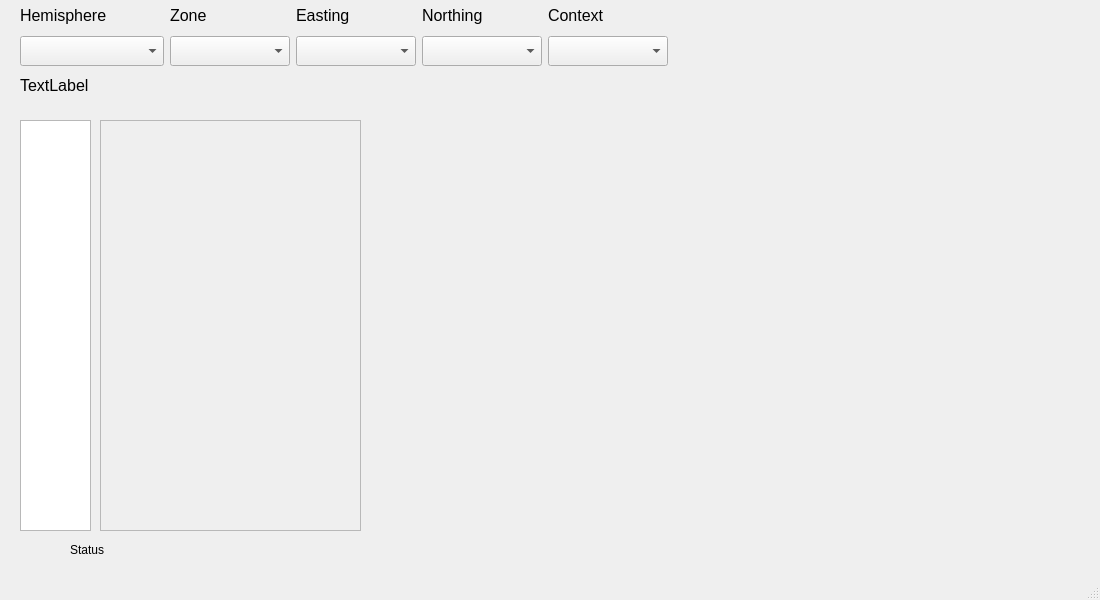
This is qtcreator/MainWindow.ui in ggetzie/APSAP as Qt 5 draws it before an edit. The edited form follows.
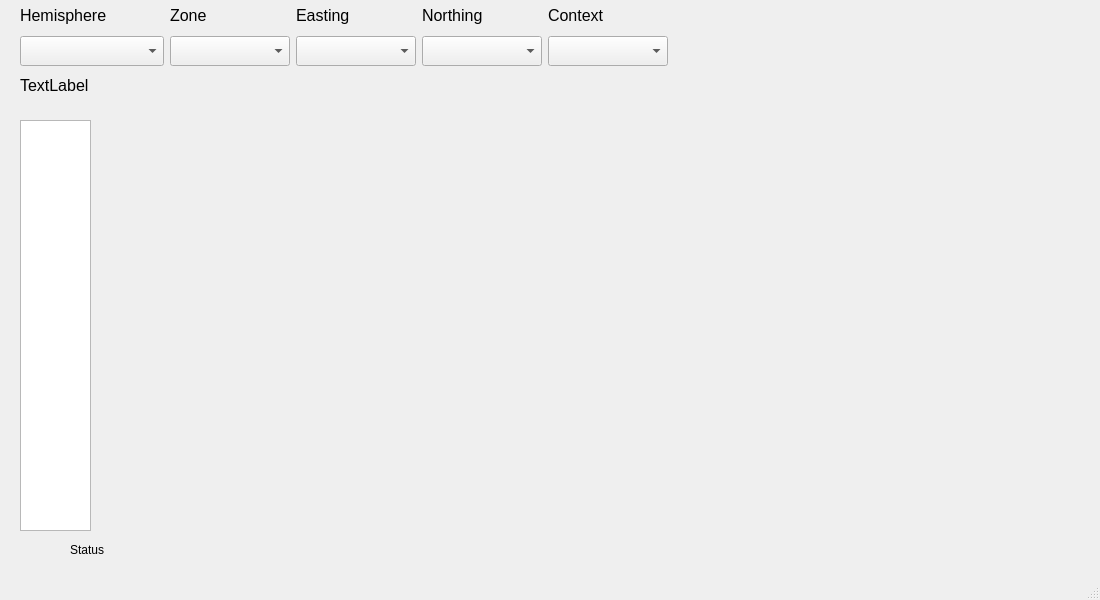
This is the edited form. Icons and pictures are not drawn.

Commit message: display find images

```diff
--- a/qtcreator/MainWindow.ui
+++ b/qtcreator/MainWindow.ui
@@ -296,28 +296,31 @@
      <bool>true</bool>
     </property>
    </widget>
-   <widget class="QScrollArea" name="findsPhotosScroll">
+   <widget class="QWidget" name="">
     <property name="geometry">
      <rect>
       <x>100</x>
       <y>120</y>
-      <width>261</width>
+      <width>258</width>
       <height>411</height>
      </rect>
     </property>
-    <property name="widgetResizable">
-     <bool>true</bool>
-    </property>
-    <widget class="QWidget" name="scrollAreaWidgetContents">
-     <property name="geometry">
-      <rect>
-       <x>0</x>
-       <y>0</y>
-       <width>259</width>
-       <height>409</height>
-      </rect>
-     </property>
-    </widget>
+    <layout class="QVBoxLayout" name="findPhotosLayout">
+     <item>
+      <widget class="QLabel" name="findFrontPhoto_l">
+       <property name="text">
+        <string/>
+       </property>
+      </widget>
+     </item>
+     <item>
+      <widget class="QLabel" name="findBackPhoto_l">
+       <property name="text">
+        <string/>
+       </property>
+      </widget>
+     </item>
+    </layout>
    </widget>
   </widget>
   <widget class="QMenuBar" name="menubar">
```
Left out of the diff: 12 changed lines with no effect on the pictures. The commit also changes 3 other files.
